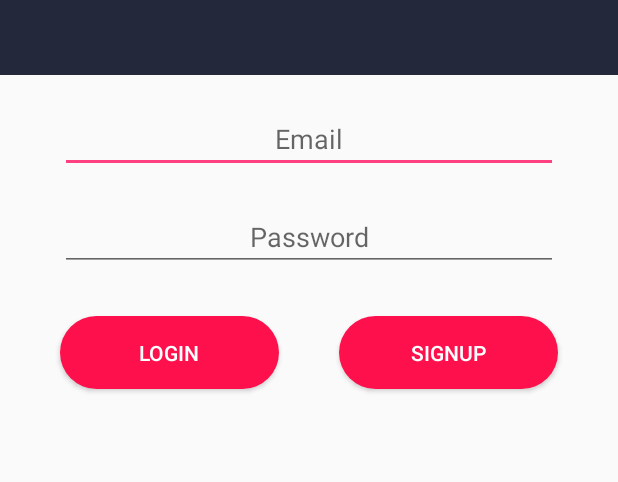
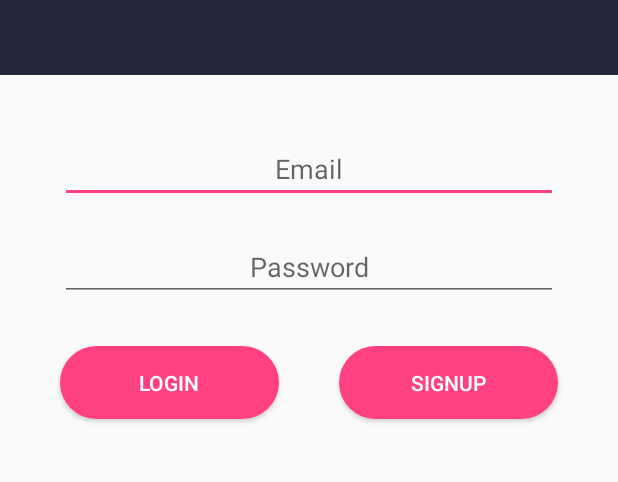
Before and after one commit to RasmusEdvardsen/wastelessapp, an Android app: the screen it shows after launch (LoginActivity), after a tap on "LOGIN", on a phone screen of 412 x 824 dp, the part 307-789 px from its top. Run offline under Robolectric (Android 15) with nearby library versions, the phone set to English and light mode, and no system bars.

Commit message:
handlerclass init, snazzy login, need signuplogic and serveralso.

```diff
--- a/app/src/main/java/com/example/edvardsen/wastelessclient/activities/LoginActivity.java
+++ b/app/src/main/java/com/example/edvardsen/wastelessclient/activities/LoginActivity.java
@@ -8,9 +8,13 @@ import android.util.Log;
 import android.view.View;
 import android.widget.Button;
 import android.widget.EditText;
+import android.widget.ProgressBar;
+import android.widget.RelativeLayout;
+import android.widget.Toast;
 
 import com.example.edvardsen.wastelessclient.R;
 import com.example.edvardsen.wastelessclient.miscellaneous.Constants;
+import com.example.edvardsen.wastelessclient.services.HandlerService;
 import com.example.edvardsen.wastelessclient.services.JSONService;
 
 import org.json.JSONObject;
@@ -19,11 +23,13 @@ import java.net.HttpURLConnection;
 import java.net.URL;
 
 public class LoginActivity extends AppCompatActivity {
+    RelativeLayout relativeLayout;
     EditText email;
     EditText password;
     Button login;
     Button signup;
-
+    RelativeLayout relativeLayoutProgressBar;
+    ProgressBar progressBar;
 
     @Override
     protected void onCreate(Bundle savedInstanceState) {
@@ -32,10 +38,14 @@ public class LoginActivity extends AppCompatActivity {
 
         //TODO: NEW CLASS THAT CHECK IF UTIL.GETTOKEN THEN START MAIN ACT INSTEAD OF LOGIN ACT
 
+        relativeLayout = findViewById(R.id.activity_login_relativelayout);
         email = findViewById(R.id.email);
         password = findViewById(R.id.password);
         login = findViewById(R.id.loginButton);
         signup = findViewById(R.id.signupButton);
+        relativeLayoutProgressBar = findViewById(R.id.activity_login_relativelayout_progressbar);
+        progressBar = findViewById(R.id.activity_login_progressbar);
+        progressBar.setIndeterminate(true);
 
         login.setOnClickListener(new View.OnClickListener(){
 
@@ -47,6 +57,7 @@ public class LoginActivity extends AppCompatActivity {
                     @Override
                     public void run() {
                         try{
+                            HandlerService.setVisibility(relativeLayoutProgressBar, View.VISIBLE);
                             // Create URL
                             URL loginURL = new URL(Constants.baseURL + Constants.loginPath + "/?email=" + emailInput + "&password=" + passwordInput);
 
@@ -59,10 +70,11 @@ public class LoginActivity extends AppCompatActivity {
                                 Log.i("information", jsonObject.toString());
                                 startActivity(new Intent(getBaseContext(), MainActivity.class));
                             }
-
                         }catch (Exception e){
                             Log.e("information", e.toString());
                         }
+                        HandlerService.setVisibility(relativeLayoutProgressBar, View.GONE);
+                        HandlerService.makeToast(getBaseContext(), "Something went wrong.", Toast.LENGTH_SHORT);
                     }
                 });
             }
--- /dev/null
+++ b/app/src/main/java/com/example/edvardsen/wastelessclient/services/HandlerService.java
@@ -0,0 +1,33 @@
+package com.example.edvardsen.wastelessclient.services;
+
+import android.content.Context;
+import android.os.Handler;
+import android.os.Looper;
+import android.view.View;
+import android.widget.Toast;
+
+/**
+ * Created by Epico-u-01 on 4/7/2018.
+ */
+
+public class HandlerService {
+    public static void setVisibility(View view, Integer visibility){
+        final View viewToSet = view; final Integer visibilityToSet = visibility;
+        new Handler(Looper.getMainLooper()).post(new Runnable() {
+            @Override
+            public void run() {
+                viewToSet.setVisibility(visibilityToSet);
+            }
+        });
+    }
+
+    public static void makeToast(Context baseContext, String s, int lengthShort) {
+        final Context baseCtx = baseContext; final String string = s; final int length = lengthShort;
+        new Handler(Looper.getMainLooper()).post(new Runnable() {
+            @Override
+            public void run() {
+                Toast.makeText(baseCtx, string, length).show();
+            }
+        });
+    }
+}
--- a/app/src/main/res/drawable/buttonstylepink.xml
+++ b/app/src/main/res/drawable/buttonstylepink.xml
@@ -1,6 +1,6 @@
 <?xml version="1.0" encoding="utf-8"?>
 <shape xmlns:android="http://schemas.android.com/apk/res/android">
-    <solid android:color="@color/colorPink"/>
+    <solid android:color="@color/colorAccent"/>
     <corners android:radius="25dp"/>
     <padding android:top="15dp" android:bottom="15dp" android:left="15dp" android:right="15dp"/>
 </shape>
--- a/app/src/main/res/layout/activity_login.xml
+++ b/app/src/main/res/layout/activity_login.xml
@@ -1,11 +1,15 @@
 <?xml version="1.0" encoding="utf-8"?>
-<LinearLayout xmlns:android="http://schemas.android.com/apk/res/android"
-    xmlns:tools="http://schemas.android.com/tools"
+<RelativeLayout xmlns:android="http://schemas.android.com/apk/res/android"
     android:layout_width="match_parent"
     android:layout_height="match_parent"
-    android:orientation="vertical"
+    android:id="@+id/activity_login_relativelayout"
+    android:animateLayoutChanges="true"
+    xmlns:tools="http://schemas.android.com/tools"
     tools:context="com.example.edvardsen.wastelessclient.activities.LoginActivity">
-
+    <LinearLayout
+        android:layout_width="match_parent"
+        android:layout_height="match_parent"
+        android:orientation="vertical">
         <LinearLayout
             android:layout_width="match_parent"
             android:layout_height="wrap_content"
@@ -16,18 +20,20 @@
                 android:layout_width="match_parent"
                 android:layout_height="wrap_content"
                 android:textSize="40sp"
-            android:textColor="#fff"
+                android:textColor="@android:color/white"
                 android:text="@string/wasteless"
                 android:textAlignment="center"/>
             <TextView
                 android:layout_width="match_parent"
                 android:layout_height="wrap_content"
                 android:textSize="15sp"
-            android:textColor="#fff"
+                android:textColor="@android:color/white"
                 android:text="@string/loginIntro"
                 android:layout_marginTop="25dp"
                 android:textAlignment="center"/>
+
         </LinearLayout>
+
         <LinearLayout
             android:layout_width="match_parent"
             android:layout_height="wrap_content"
@@ -40,7 +46,7 @@
                 android:inputType="textEmailAddress"
                 android:hint="@string/email"
                 android:textAlignment="center"
-            android:layout_marginTop="20sp"
+                android:layout_marginTop="40sp"
                 android:layout_marginHorizontal="40sp"/>
 
             <EditText
@@ -66,7 +72,7 @@
                     android:layout_height="wrap_content"
                     android:layout_margin="20dp"
                     android:text="@string/Login"
-                android:textColor="#fff"
+                    android:textColor="@android:color/white"
                     android:layout_weight="1"/>
 
                 <Button
@@ -76,8 +82,21 @@
                     android:layout_height="wrap_content"
                     android:layout_margin="20dp"
                     android:text="@string/signup"
-                android:textColor="#fff"
+                    android:textColor="@android:color/white"
                     android:layout_weight="1"/>
             </LinearLayout>
         </LinearLayout>
     </LinearLayout>
+    <RelativeLayout
+        android:id="@+id/activity_login_relativelayout_progressbar"
+        android:layout_width="match_parent"
+        android:layout_height="match_parent"
+        android:background="@color/colorPrimaryDarkTransparent"
+        android:visibility="gone">
+        <ProgressBar
+            android:id="@+id/activity_login_progressbar"
+            android:layout_width="100sp"
+            android:layout_height="100sp"
+            android:layout_centerInParent="true"/>
+    </RelativeLayout>
+</RelativeLayout>
```
Also changed, not shown: app/src/main/java/com/example/edvardsen/wastelessclient/activities/MainActivity.java (+8 -1 lines), app/src/main/java/com/example/edvardsen/wastelessclient/services/LayoutService.java (added, +21 -0 lines), app/src/main/res/values/colors.xml (+26 -0 lines), 38 other files. Lines whose indentation alone changed are shown as unchanged.
